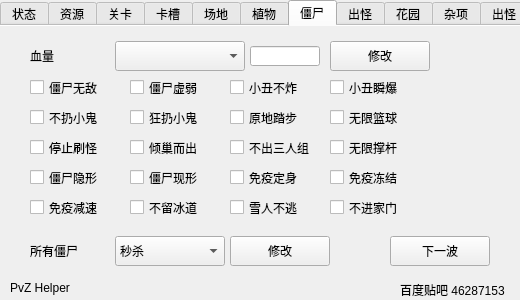
Old version of the form src/mainwindow.ui in the repository CarrotFish/PvZHelper-Mac.
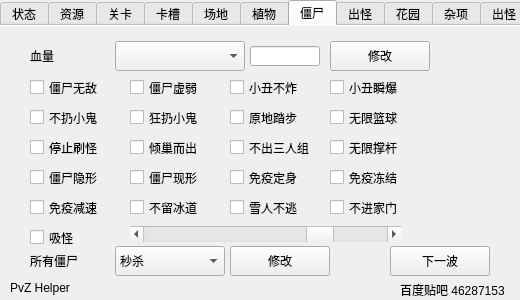
New version of the form. The open tabs and pages were chosen to show the change.

Commit message: add Zombies/Gather Zombies

Patch:
```diff
--- a/src/mainwindow.ui
+++ b/src/mainwindow.ui
@@ -2757,7 +2757,7 @@
       <property name="geometry">
        <rect>
         <x>115</x>
-        <y>210</y>
+        <y>220</y>
         <width>110</width>
         <height>30</height>
        </rect>
@@ -2792,7 +2792,7 @@
       <property name="geometry">
        <rect>
         <x>30</x>
-        <y>215</y>
+        <y>225</y>
         <width>52</width>
         <height>19</height>
        </rect>
@@ -2805,7 +2805,7 @@
       <property name="geometry">
        <rect>
         <x>230</x>
-        <y>210</y>
+        <y>220</y>
         <width>100</width>
         <height>30</height>
        </rect>
@@ -2844,7 +2844,7 @@
       <property name="geometry">
        <rect>
         <x>390</x>
-        <y>210</y>
+        <y>220</y>
         <width>100</width>
         <height>30</height>
        </rect>
@@ -2866,6 +2866,44 @@
        <string>不进家门</string>
       </property>
      </widget>
+     <widget class="QCheckBox" name="GatherZombies">
+      <property name="geometry">
+       <rect>
+        <x>30</x>
+        <y>200</y>
+        <width>51</width>
+        <height>23</height>
+       </rect>
+      </property>
+      <property name="text">
+       <string>吸怪</string>
+      </property>
+     </widget>
+     <widget class="QScrollBar" name="ZombiePosition">
+      <property name="geometry">
+       <rect>
+        <x>130</x>
+        <y>200</y>
+        <width>271</width>
+        <height>16</height>
+       </rect>
+      </property>
+      <property name="maximum">
+       <number>800</number>
+      </property>
+      <property name="value">
+       <number>600</number>
+      </property>
+      <property name="orientation">
+       <enum>Qt::Horizontal</enum>
+      </property>
+      <property name="invertedAppearance">
+       <bool>false</bool>
+      </property>
+      <property name="invertedControls">
+       <bool>true</bool>
+      </property>
+     </widget>
     </widget>
     <widget class="QWidget" name="tab_7">
      <attribute name="title">
```
Left out of the diff: 8 changed lines with no effect on the pictures. The commit also changes 4 other files.
